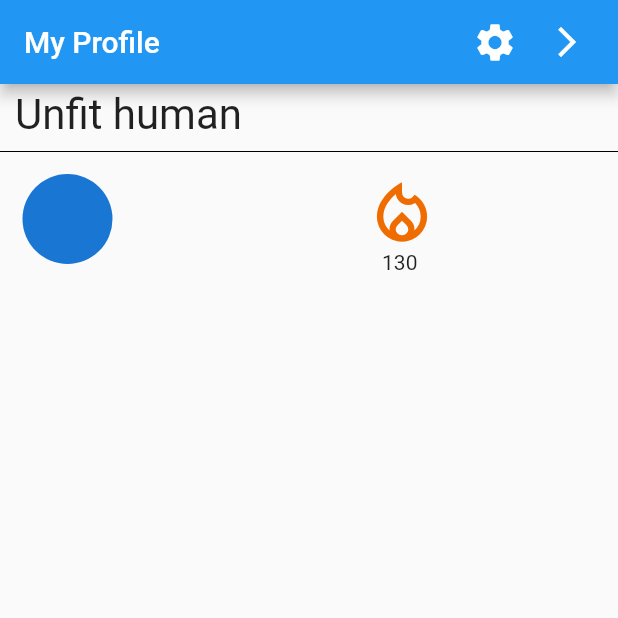
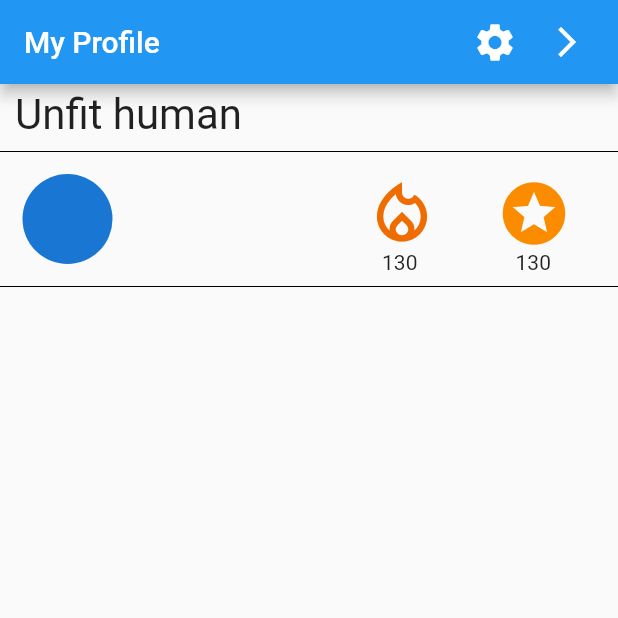
Before and after one commit to zuke-as-Dev/fit_streak_beta, a Flutter app: the screen it shows after launch, on a phone screen of 412 x 824 dp, the top half of it. Run offline on Flutter 3.47's test engine with Material 2 defaults, Android fonts, the phone set to English and light mode, and no system bars; our stand-ins replace flutter_spinkit.

Commit message:
navigatons added to button

```diff
--- a/lib/screens/myprofile.dart
+++ b/lib/screens/myprofile.dart
@@ -17,7 +17,9 @@ class _my_profileState extends State<my_profile> {
           IconButton(icon:Icon(Icons.settings,
           size: 30,
           color: Colors.white,),
-              onPressed: (){}),
+              onPressed: (){
+                Navigator.pushNamed(context, '/app_settings');
+              }),
           Padding(
               padding: const EdgeInsets.only(right:10.0),
             child: new IconButton(
@@ -26,7 +28,6 @@ class _my_profileState extends State<my_profile> {
           )
           ),
         ],
-
         ),
         body: Container(
           child: Column(
@@ -43,11 +44,8 @@ class _my_profileState extends State<my_profile> {
                                 ),
                               ),
                       ),
-
-
                       ],
                   ),
-
                   Divider(
                     color: Colors.black,
                   ),
@@ -66,22 +64,41 @@ class _my_profileState extends State<my_profile> {
                             child: IconButton(icon: Icon(Icons.local_fire_department_outlined,
                             size: 50.0,
                             color: Colors.orange[800]),
-                                onPressed: (){}),
+                                onPressed: (){
+                              Navigator.pushNamed(context, '/user_streak');
+                                }),
                           ),
                           Padding(
                             padding: const EdgeInsets.only(left:15.0),
                             child: Text('130'),
                           )
                         ],
+                      ),                      Column(
+                        children: [
+                          Padding(
+                            padding: const EdgeInsets.fromLTRB(40,0,0,10),
+                            child: IconButton(icon: Icon(Icons.stars,
+                            size: 50.0,
+                            color: Colors.orange[600]),
+                                onPressed: (){
+                                  Navigator.pushNamed(context, '/user_points');
+                                }),
+                          ),
+                          Padding(
+                            padding: const EdgeInsets.only(left:57.0),
+                            child: Text('130'),
+                          )
+                        ],
                       ),
                     ],
                   ),
+                  Divider(
+                    color: Colors.black,
+                  ),
                 ],
               ),
+        ),
+    );
 
-        ),
-
-
-    );
   }
 }
```
